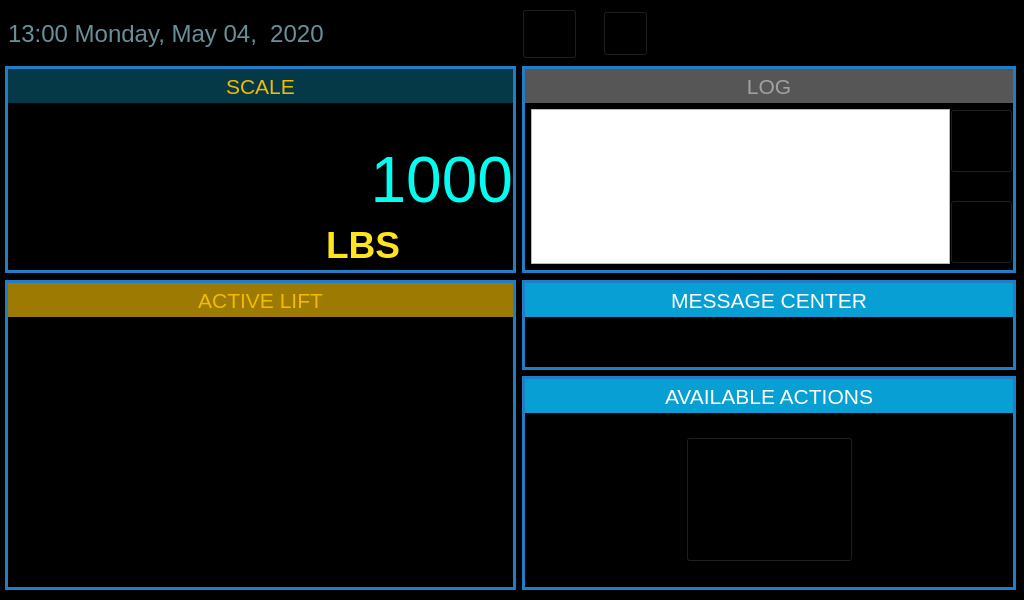
The window that ui_work/mainwidget.ui (mickyTwenty/DMM) describes before a commit, drawn with Qt 5.
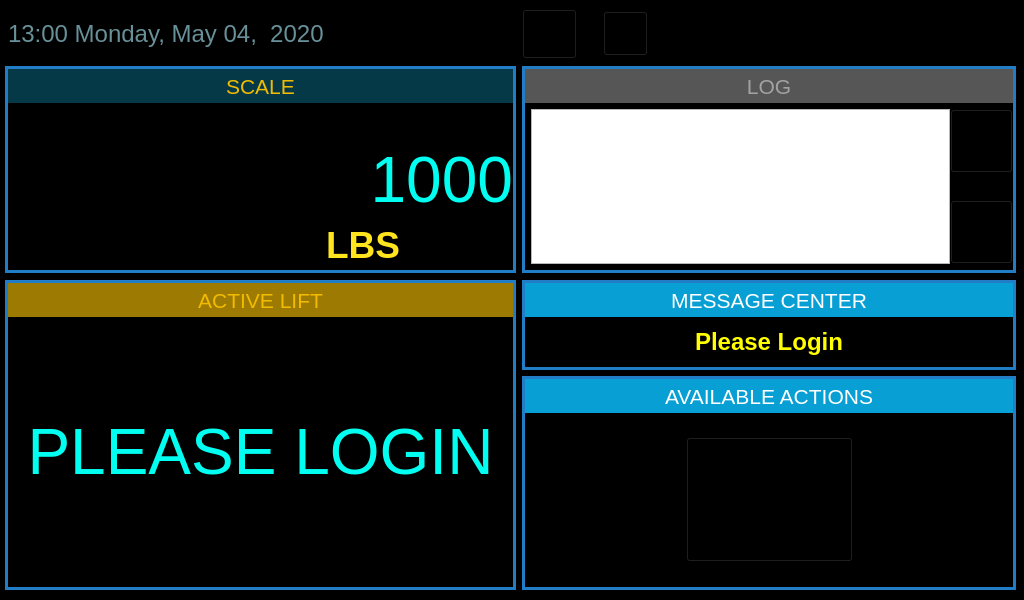
The same window after the commit. Icons and pictures are not drawn.

The edit to the form file:
```diff
--- a/ui_work/mainwidget.ui
+++ b/ui_work/mainwidget.ui
@@ -328,17 +328,22 @@
          </widget>
         </item>
         <item>
-         <spacer name="verticalSpacer_2">
-          <property name="orientation">
-           <enum>Qt::Vertical</enum>
+         <widget class="QLabel" name="lblActiveLift">
+          <property name="font">
+           <font>
+            <pointsize>48</pointsize>
+           </font>
           </property>
-          <property name="sizeHint" stdset="0">
-           <size>
-            <width>20</width>
-            <height>40</height>
-           </size>
+          <property name="styleSheet">
+           <string notr="true">color: rgb(0, 255, 240);</string>
           </property>
-         </spacer>
+          <property name="text">
+           <string>PLEASE LOGIN</string>
+          </property>
+          <property name="alignment">
+           <set>Qt::AlignCenter</set>
+          </property>
+         </widget>
         </item>
        </layout>
       </widget>
@@ -818,17 +823,24 @@
          </widget>
         </item>
         <item>
-         <spacer name="verticalSpacer_4">
-          <property name="orientation">
-           <enum>Qt::Vertical</enum>
+         <widget class="QLabel" name="lblMessage">
+          <property name="font">
+           <font>
+            <pointsize>18</pointsize>
+            <weight>75</weight>
+            <bold>true</bold>
+           </font>
           </property>
-          <property name="sizeHint" stdset="0">
-           <size>
-            <width>20</width>
-            <height>40</height>
-           </size>
+          <property name="styleSheet">
+           <string notr="true">color: yellow;</string>
           </property>
-         </spacer>
+          <property name="text">
+           <string>Please Login</string>
+          </property>
+          <property name="alignment">
+           <set>Qt::AlignCenter</set>
+          </property>
+         </widget>
         </item>
        </layout>
       </widget>
```
